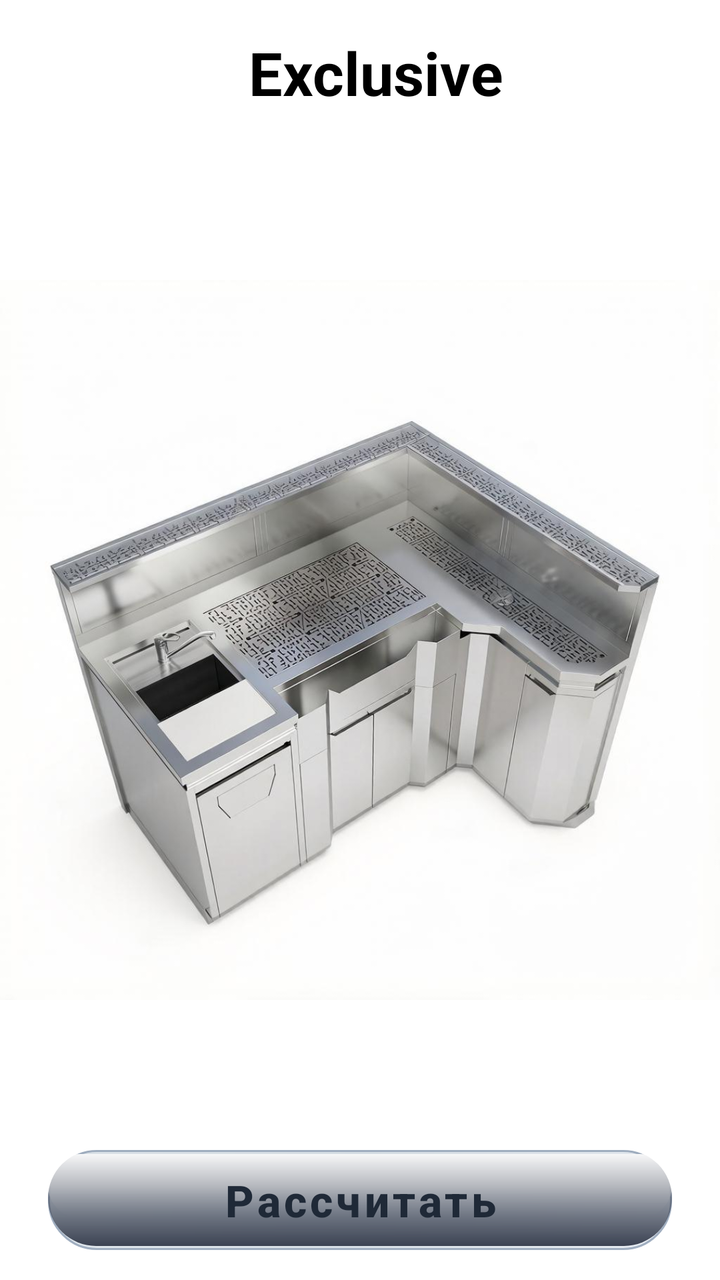
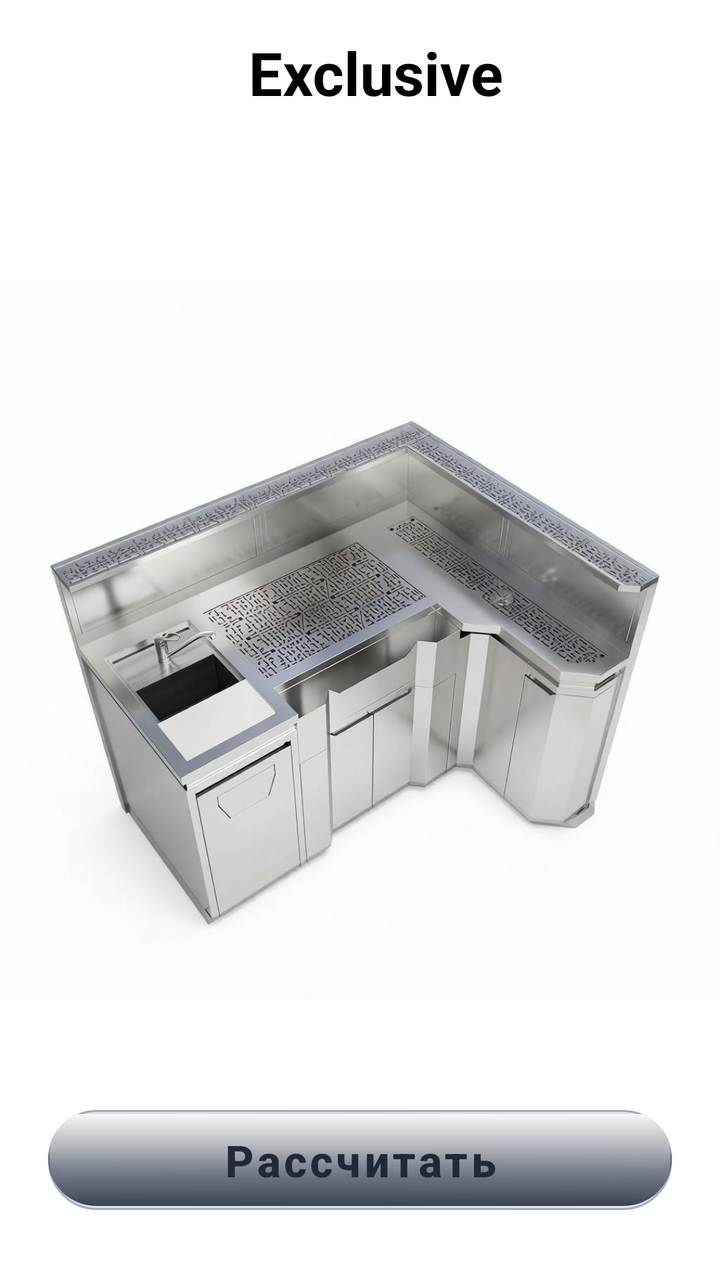

Before-and-after screenshots of an Android layout around one commit, followed by the original layout XML and the change that was made.
<!-- AndroidManifest.xml: application theme Theme.YourBar -->
<!-- res/layout/fragment_exclusive.xml -->
<?xml version="1.0" encoding="utf-8"?>
<androidx.constraintlayout.widget.ConstraintLayout
    xmlns:android="http://schemas.android.com/apk/res/android"
    xmlns:app="http://schemas.android.com/apk/res-auto"
    android:layout_width="match_parent"
    android:layout_height="match_parent"
    android:id="@+id/exclusive">

    <ImageView
        android:id="@+id/imageView"
        android:layout_width="0dp"
        android:layout_height="0dp"
        android:scaleType="fitCenter"
        android:contentDescription="Exclusive"
        android:background="@color/white"
        app:layout_constraintTop_toTopOf="parent"
        app:layout_constraintBottom_toBottomOf="parent"
        app:layout_constraintStart_toStartOf="parent"
        app:layout_constraintEnd_toEndOf="parent"
        android:src="@drawable/img_exclusive" />

    <TextView
        android:id="@+id/textViewBudget"
        android:layout_width="wrap_content"
        android:layout_height="wrap_content"
        android:layout_marginStart="16dp"
        android:layout_marginTop="16dp"
        android:elevation="4dp"
        android:text="@string/exclusive"
        android:textColor="@color/black"
        android:textSize="30sp"
        android:textStyle="bold"
        app:layout_constraintStart_toStartOf="parent"
        app:layout_constraintEnd_toEndOf="parent"
        app:layout_constraintTop_toTopOf="parent"
        app:layout_constraintHorizontal_bias="0.5" />


    <com.google.android.material.button.MaterialButton
        android:id="@+id/calculate_btn_exclusive"
        android:layout_width="0dp"
        android:layout_height="50dp"
        android:layout_marginStart="24dp"
        android:layout_marginEnd="24dp"
        android:layout_marginBottom="15dp"
        android:background="@drawable/btn_steel_shiny"
        android:letterSpacing="0.08"
        android:text="@string/calculate"
        android:textColor="#1F2937"
        android:textSize="22sp"
        android:textStyle="bold"
        app:backgroundTint="@null"
        app:layout_constraintBottom_toBottomOf="parent"
        app:layout_constraintEnd_toEndOf="parent"
        app:layout_constraintStart_toStartOf="parent"
        app:rippleColor="#40000000" />
</androidx.constraintlayout.widget.ConstraintLayout>
<!-- resources referenced by this layout -->
<resources>
  <color name="black">#FF000000</color>
  <color name="white">#FFFFFFFF</color>
  <!-- drawable btn_steel_shiny (drawable) -->
  <layer-list xmlns:android="http://schemas.android.com/apk/res/android">
  
      
      <item>
          <shape android:shape="rectangle">
              <corners android:radius="24dp" />
              
              <gradient
                  android:angle="135"
                  android:startColor="#E8EDF3"
              android:centerColor="#D9E1E8"
              android:endColor="#E0E7ED"
              android:type="linear" />
              <stroke android:width="1dp" android:color="#A0AEC0" />
          </shape>
      </item>
  
      
      <item android:top="2dp" android:bottom="16dp">
          <shape android:shape="rectangle">
              <corners android:radius="24dp" />
              <gradient
                  android:angle="-45"
                  android:startColor="#FFFFFF"
                  android:centerColor="#FFFFFF"
                  android:endColor="#00000000"
                  android:type="linear"
                  android:gradientRadius="100dp" />
          </shape>
      </item>
  
      
      <item android:bottom="2dp">
          <shape android:shape="rectangle">
              <corners android:radius="24dp" />
              <gradient
                  android:angle="270"
                  android:startColor="#00000000"
                  android:endColor="#3B4252"
              android:type="linear" />
          </shape>
      </item>
  </layer-list>
  <!-- drawable img_exclusive: png bitmap (drawable, 78798 bytes) -->
  <string name="calculate">Рассчитать</string>
  <string name="exclusive">Exclusive</string>
  <style name="Theme.YourBar" parent="Base.Theme.YourBar" />
  <style name="Base.Theme.YourBar" parent="Theme.Material3.DayNight.NoActionBar">
          
          <item name="android:navigationBarColor">@color/white</item>
  
          
          <item name="android:windowLightNavigationBar" tools:targetApi="o_mr1">true</item>
  
          
          <item name="elevationOverlayEnabled">false</item>
      </style>
</resources>

<!-- the commit's change to res/layout/fragment_exclusive.xml (unified diff, before → after) -->
@@ -42,7 +42,7 @@
         android:layout_height="50dp"
         android:layout_marginStart="24dp"
         android:layout_marginEnd="24dp"
-        android:layout_marginBottom="15dp"
+        android:layout_marginBottom="35dp"
         android:background="@drawable/btn_steel_shiny"
         android:letterSpacing="0.08"
         android:text="@string/calculate"
